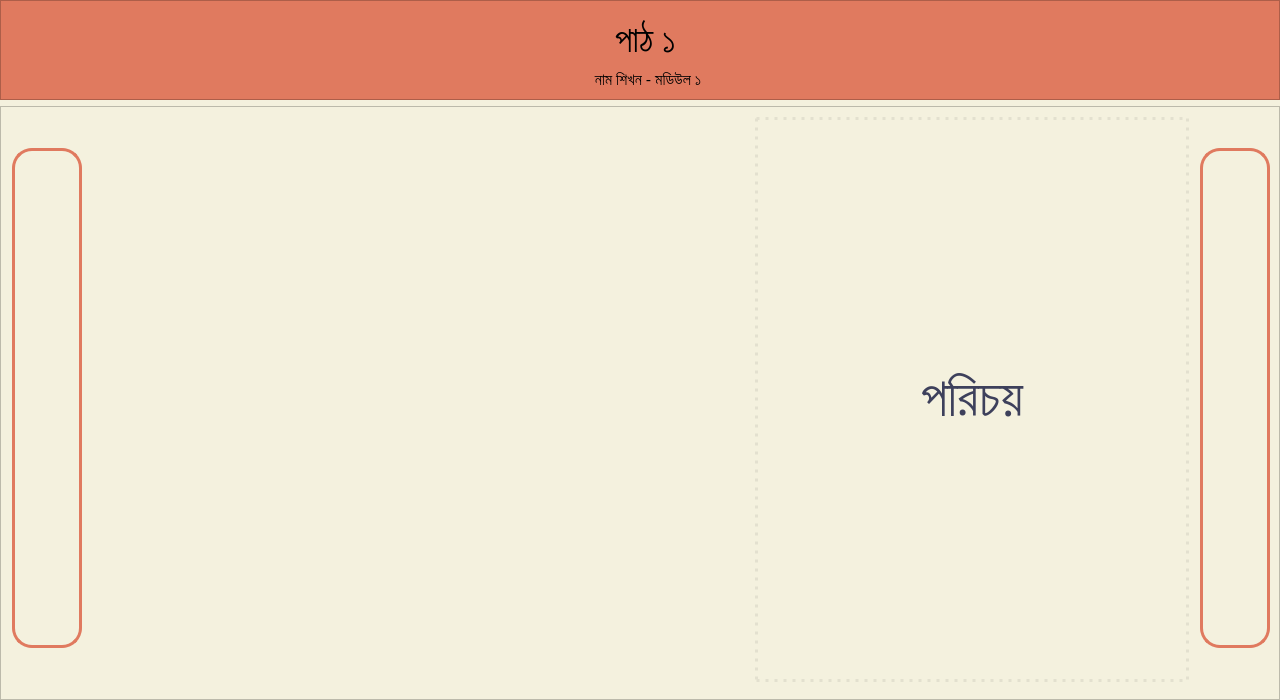
This is EmPower/Student/Frontend/PyQT_UI/home.ui in ahmedfahad04/SPL-2 as Qt 5 draws it before an edit. The edited form follows.
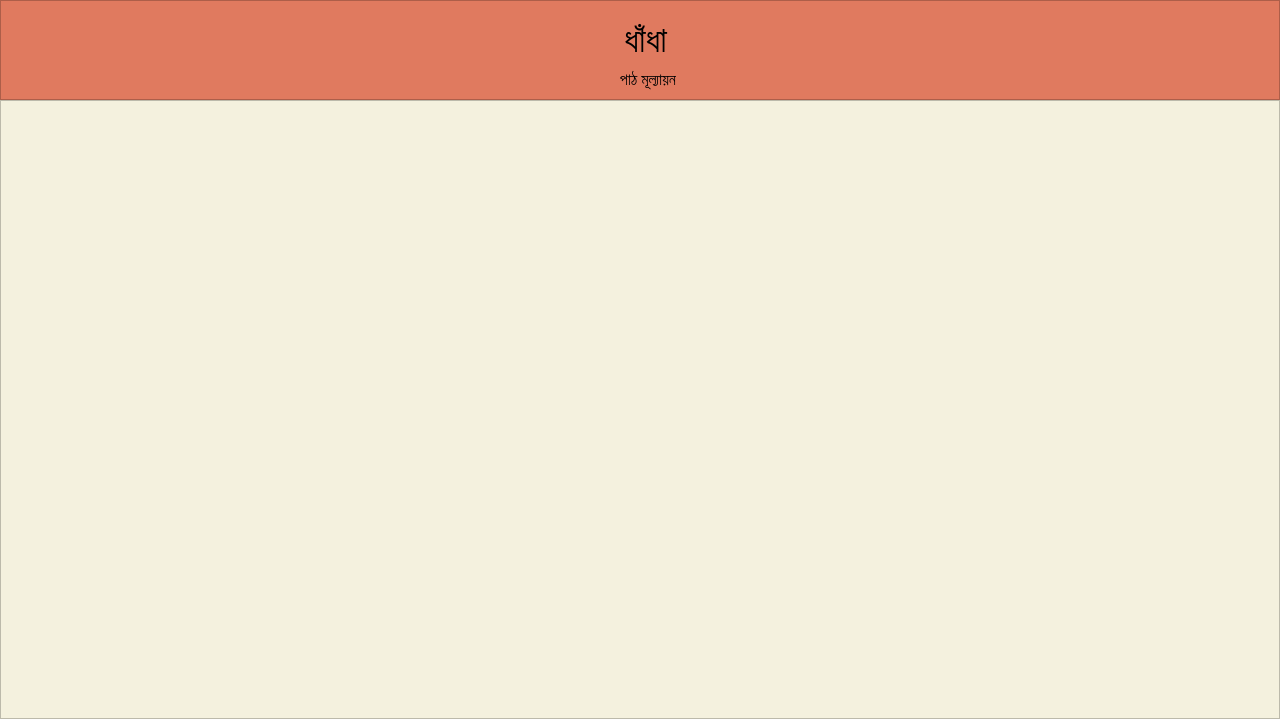
This is the edited form. Icons and pictures are not drawn.

Commit message: Puzzle music, timer added

What changed in the file:
```diff
--- a/EmPower/Student/Frontend/PyQT_UI/home.ui
+++ b/EmPower/Student/Frontend/PyQT_UI/home.ui
@@ -7,7 +7,7 @@
     <x>0</x>
     <y>0</y>
     <width>1280</width>
-    <height>700</height>
+    <height>719</height>
    </rect>
   </property>
   <property name="minimumSize">
@@ -26,7 +26,7 @@
      <height>700</height>
     </size>
    </property>
-   <layout class="QGridLayout" name="gridLayout_2">
+   <layout class="QGridLayout" name="gridLayout_6">
     <property name="leftMargin">
      <number>0</number>
     </property>
@@ -51,7 +51,7 @@
        <string notr="true">background-color: #F4F1DE;</string>
       </property>
       <property name="currentIndex">
-       <number>1</number>
+       <number>2</number>
       </property>
       <widget class="QWidget" name="home_page">
        <property name="minimumSize">
@@ -585,6 +585,239 @@
         </item>
        </layout>
       </widget>
+      <widget class="QWidget" name="evaluation_page">
+       <layout class="QGridLayout" name="gridLayout_7">
+        <property name="leftMargin">
+         <number>0</number>
+        </property>
+        <property name="topMargin">
+         <number>0</number>
+        </property>
+        <property name="rightMargin">
+         <number>0</number>
+        </property>
+        <property name="bottomMargin">
+         <number>0</number>
+        </property>
+        <property name="spacing">
+         <number>0</number>
+        </property>
+        <item row="0" column="0">
+         <widget class="QFrame" name="top_frame_4">
+          <property name="minimumSize">
+           <size>
+            <width>1280</width>
+            <height>100</height>
+           </size>
+          </property>
+          <property name="maximumSize">
+           <size>
+            <width>16777215</width>
+            <height>100</height>
+           </size>
+          </property>
+          <property name="styleSheet">
+           <string notr="true">background-color: #E07A5F;
+color: #3D405B; </string>
+          </property>
+          <property name="frameShape">
+           <enum>QFrame::StyledPanel</enum>
+          </property>
+          <property name="frameShadow">
+           <enum>QFrame::Raised</enum>
+          </property>
+          <layout class="QGridLayout" name="gridLayout_5">
+           <property name="leftMargin">
+            <number>11</number>
+           </property>
+           <property name="topMargin">
+            <number>11</number>
+           </property>
+           <property name="rightMargin">
+            <number>0</number>
+           </property>
+           <property name="bottomMargin">
+            <number>4</number>
+           </property>
+           <property name="spacing">
+            <number>0</number>
+           </property>
+           <item row="0" column="0">
+            <widget class="QLabel" name="lbl_lesson_headline_2">
+             <property name="minimumSize">
+              <size>
+               <width>1189</width>
+               <height>58</height>
+              </size>
+             </property>
+             <property name="font">
+              <font>
+               <family>Kalpurush</family>
+               <pointsize>26</pointsize>
+               <weight>50</weight>
+               <italic>false</italic>
+               <bold>false</bold>
+              </font>
+             </property>
+             <property name="styleSheet">
+              <string notr="true">color: rgb(0, 0, 0);
+font: 26pt &quot;Kalpurush&quot;;</string>
+             </property>
+             <property name="text">
+              <string>ধাঁধা</string>
+             </property>
+             <property name="alignment">
+              <set>Qt::AlignCenter</set>
+             </property>
+             <property name="margin">
+              <number>-10</number>
+             </property>
+            </widget>
+           </item>
+           <item row="1" column="0">
+            <widget class="QLabel" name="lbl_lesson_sub_heading_2">
+             <property name="minimumSize">
+              <size>
+               <width>1189</width>
+               <height>30</height>
+              </size>
+             </property>
+             <property name="font">
+              <font>
+               <family>Kalpurush</family>
+               <pointsize>12</pointsize>
+               <weight>50</weight>
+               <italic>false</italic>
+               <bold>false</bold>
+              </font>
+             </property>
+             <property name="styleSheet">
+              <string notr="true">color: rgb(0, 0, 0);
+padding-left: 5px;
+font: 12pt &quot;Kalpurush&quot;;</string>
+             </property>
+             <property name="text">
+              <string>পাঠ মূল্যায়ন</string>
+             </property>
+             <property name="alignment">
+              <set>Qt::AlignCenter</set>
+             </property>
+            </widget>
+           </item>
+          </layout>
+         </widget>
+        </item>
+        <item row="1" column="0">
+         <widget class="QFrame" name="frame_2">
+          <property name="minimumSize">
+           <size>
+            <width>1280</width>
+            <height>550</height>
+           </size>
+          </property>
+          <property name="styleSheet">
+           <string notr="true"/>
+          </property>
+          <property name="frameShape">
+           <enum>QFrame::StyledPanel</enum>
+          </property>
+          <property name="frameShadow">
+           <enum>QFrame::Raised</enum>
+          </property>
+          <layout class="QGridLayout" name="gridLayout_2">
+           <property name="leftMargin">
+            <number>11</number>
+           </property>
+           <property name="topMargin">
+            <number>11</number>
+           </property>
+           <property name="spacing">
+            <number>0</number>
+           </property>
+           <item row="0" column="0">
+            <widget class="QFrame" name="puzzle_frame">
+             <property name="minimumSize">
+              <size>
+               <width>1100</width>
+               <height>585</height>
+              </size>
+             </property>
+             <property name="styleSheet">
+              <string notr="true">background-color: rgb(244, 241, 222);
+color: rgb(61, 64, 91);
+border: none;</string>
+             </property>
+             <property name="frameShape">
+              <enum>QFrame::StyledPanel</enum>
+             </property>
+             <property name="frameShadow">
+              <enum>QFrame::Raised</enum>
+             </property>
+             <layout class="QHBoxLayout" name="horizontalLayout_3">
+              <property name="leftMargin">
+               <number>0</number>
+              </property>
+              <property name="topMargin">
+               <number>0</number>
+              </property>
+              <property name="rightMargin">
+               <number>0</number>
+              </property>
+              <property name="bottomMargin">
+               <number>0</number>
+              </property>
+              <item>
+               <widget class="QFrame" name="puzzle_piece_frame">
+                <property name="minimumSize">
+                 <size>
+                  <width>370</width>
+                  <height>571</height>
+                 </size>
+                </property>
+                <property name="maximumSize">
+                 <size>
+                  <width>291</width>
+                  <height>16777215</height>
+                 </size>
+                </property>
+                <property name="styleSheet">
+                 <string notr="true"/>
+                </property>
+                <property name="frameShape">
+                 <enum>QFrame::StyledPanel</enum>
+                </property>
+                <property name="frameShadow">
+                 <enum>QFrame::Raised</enum>
+                </property>
+               </widget>
+              </item>
+              <item>
+               <widget class="QFrame" name="puzzle_widget_frame">
+                <property name="minimumSize">
+                 <size>
+                  <width>865</width>
+                  <height>561</height>
+                 </size>
+                </property>
+                <property name="styleSheet">
+                 <string notr="true"/>
+                </property>
+                <property name="frameShape">
+                 <enum>QFrame::StyledPanel</enum>
+                </property>
+                <property name="frameShadow">
+                 <enum>QFrame::Raised</enum>
+                </property>
+               </widget>
+              </item>
+             </layout>
+            </widget>
+           </item>
+          </layout>
+         </widget>
+        </item>
+       </layout>
+      </widget>
      </widget>
     </item>
    </layout>
```
Left out of the diff: 5 changed lines with no effect on the pictures. The commit also changes 11 other files.
